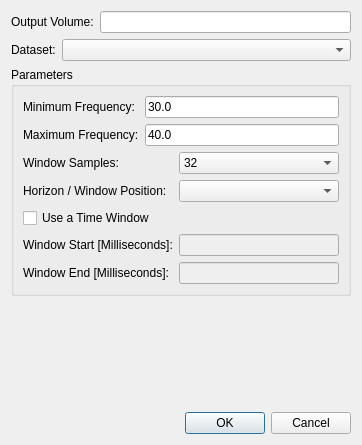
The window that ProzessUI/frequencyvolumedialog.ui (fsoos74/su) describes before a commit, drawn with Qt 5.
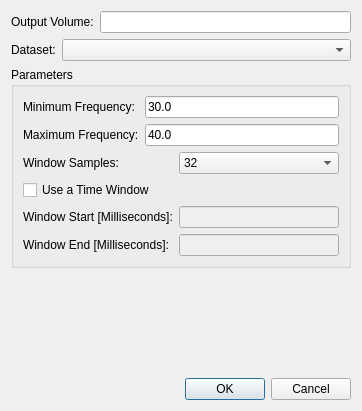
The same window after the commit.

Patch:
```diff
--- a/ProzessUI/frequencyvolumedialog.ui
+++ b/ProzessUI/frequencyvolumedialog.ui
@@ -7,7 +7,7 @@
     <x>0</x>
     <y>0</y>
     <width>362</width>
-    <height>445</height>
+    <height>411</height>
    </rect>
   </property>
   <property name="windowTitle">
@@ -111,44 +111,34 @@
        </widget>
       </item>
       <item row="3" column="0" colspan="2">
-       <widget class="QLabel" name="label_7">
-        <property name="text">
-         <string>Horizon / Window Position:</string>
-        </property>
-       </widget>
-      </item>
-      <item row="3" column="2">
-       <widget class="QComboBox" name="cbPosition"/>
-      </item>
-      <item row="4" column="0" colspan="2">
        <widget class="QCheckBox" name="cbTimeWindow">
         <property name="text">
          <string>Use a Time Window</string>
         </property>
        </widget>
       </item>
-      <item row="5" column="0" colspan="2">
+      <item row="4" column="0" colspan="2">
        <widget class="QLabel" name="label_2">
         <property name="text">
          <string>Window Start [Milliseconds]:</string>
         </property>
        </widget>
       </item>
-      <item row="5" column="2">
+      <item row="4" column="2">
        <widget class="QLineEdit" name="leWindowStart">
         <property name="enabled">
          <bool>false</bool>
         </property>
        </widget>
       </item>
-      <item row="6" column="0" colspan="2">
+      <item row="5" column="0" colspan="2">
        <widget class="QLabel" name="label_6">
         <property name="text">
          <string>Window End [Milliseconds]:</string>
         </property>
        </widget>
       </item>
-      <item row="6" column="2">
+      <item row="5" column="2">
        <widget class="QLineEdit" name="leWindowEnd">
         <property name="enabled">
          <bool>false</bool>
```
